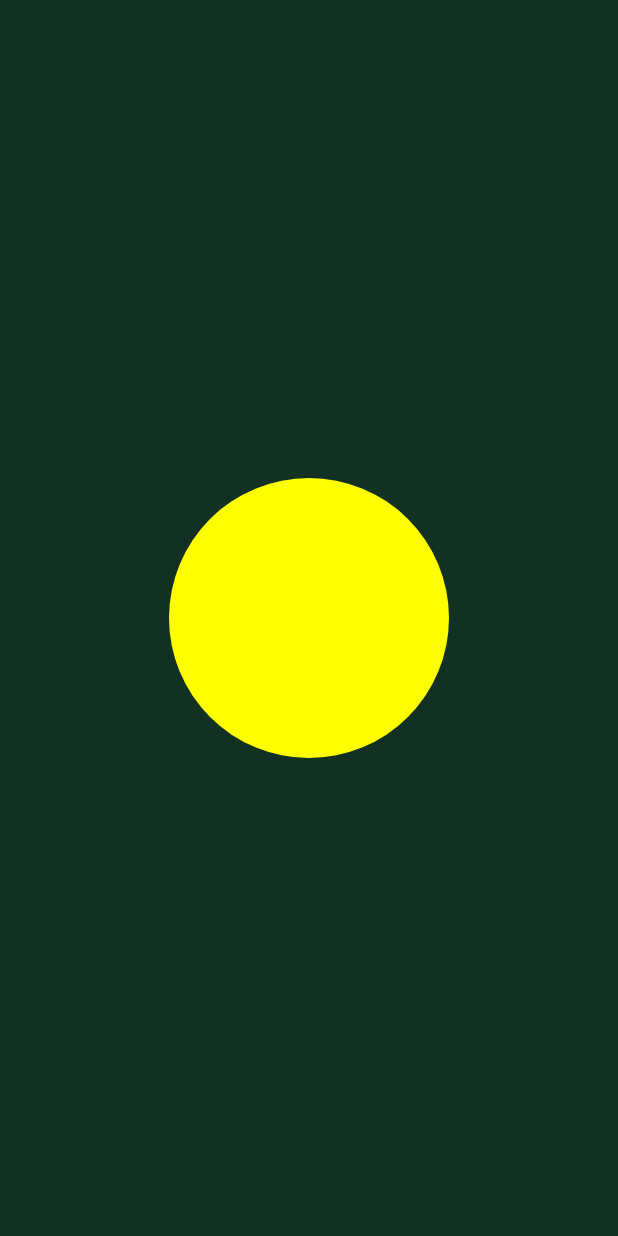
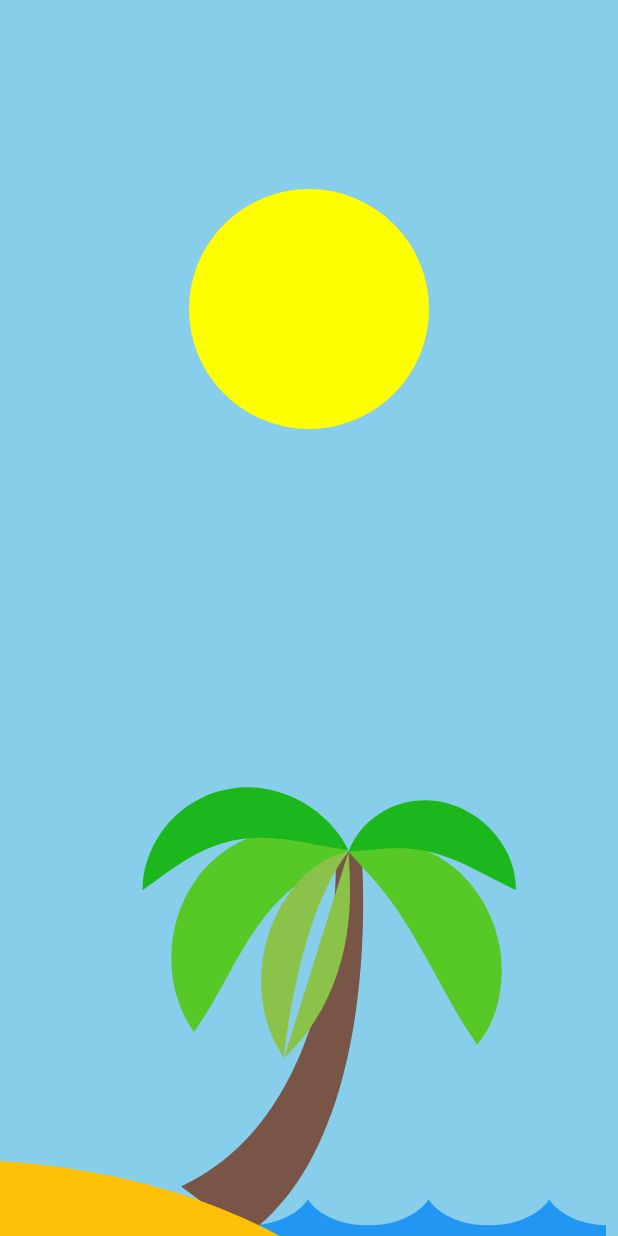
Before and after one commit to Ali0092/Compose-Art, an Android app built with Jetpack Compose: the screen it shows after launch (MainActivity), on a phone screen of 412 x 824 dp. Run offline under Robolectric (Android 15) with nearby library versions, the phone set to English and light mode, and no system bars.

Commit message:
added day and night colors

```diff
--- a/app/src/main/java/com/example/compose_art/MainActivity.kt
+++ b/app/src/main/java/com/example/compose_art/MainActivity.kt
@@ -7,15 +7,9 @@ import androidx.activity.compose.setContent
 import androidx.activity.enableEdgeToEdge
 import androidx.compose.animation.animateColorAsState
 import androidx.compose.animation.core.Animatable
-import androidx.compose.animation.core.EaseInBounce
-import androidx.compose.animation.core.EaseInElastic
 import androidx.compose.animation.core.EaseInOut
-import androidx.compose.animation.core.EaseInOutBounce
-import androidx.compose.animation.core.EaseInSine
-import androidx.compose.animation.core.FastOutSlowInEasing
 import androidx.compose.animation.core.LinearEasing
 import androidx.compose.animation.core.RepeatMode
-import androidx.compose.animation.core.animateDpAsState
 import androidx.compose.animation.core.animateFloat
 import androidx.compose.animation.core.animateFloatAsState
 import androidx.compose.animation.core.infiniteRepeatable
@@ -25,8 +19,13 @@ import androidx.compose.foundation.Canvas
 import androidx.compose.foundation.Image
 import androidx.compose.foundation.background
 import androidx.compose.foundation.clickable
+import androidx.compose.foundation.layout.Arrangement
 import androidx.compose.foundation.layout.Box
+import androidx.compose.foundation.layout.Column
 import androidx.compose.foundation.layout.fillMaxSize
+import androidx.compose.foundation.layout.fillMaxWidth
+import androidx.compose.foundation.layout.height
+import androidx.compose.foundation.layout.offset
 import androidx.compose.foundation.layout.size
 import androidx.compose.runtime.Composable
 import androidx.compose.runtime.getValue
@@ -36,6 +35,7 @@ import androidx.compose.runtime.rememberCoroutineScope
 import androidx.compose.runtime.setValue
 import androidx.compose.ui.Alignment
 import androidx.compose.ui.Modifier
+import androidx.compose.ui.draw.alpha
 import androidx.compose.ui.geometry.CornerRadius
 import androidx.compose.ui.geometry.Offset
 import androidx.compose.ui.geometry.Size
@@ -53,6 +53,8 @@ import androidx.compose.ui.graphics.vector.Group
 import androidx.compose.ui.graphics.vector.Path
 import androidx.compose.ui.graphics.vector.PathParser
 import androidx.compose.ui.graphics.vector.rememberVectorPainter
+import androidx.compose.ui.layout.ContentScale
+import androidx.compose.ui.res.painterResource
 import androidx.compose.ui.unit.dp
 import com.example.compose_art.AndroidRobot.body
 import com.example.compose_art.JellyFishPaths.bubble1
@@ -83,15 +85,35 @@ import com.example.compose_art.ui.theme.ComposeArtTheme
 import kotlinx.coroutines.coroutineScope
 import kotlinx.coroutines.launch
 
-
-val radialGradient = object : ShaderBrush() {
+val dayGradient = object : ShaderBrush() {
     override fun createShader(size: Size): Shader {
         val biggerDimension = maxOf(size.height, size.width)
         return RadialGradientShader(
-            colors = listOf( Color(0xFF232323),Color(0xFF747475)),
+            colors = listOf(Color(0xFF87CEEB), Color(0xFFADD8E6), Color(0xFFFFFFFF)),
             center = size.center,
             radius = biggerDimension / 2f,
-            colorStops = listOf(0f, 0.95f)
+        )
+    }
+}
+
+val nightGradient = object : ShaderBrush() {
+    override fun createShader(size: Size): Shader {
+        val biggerDimension = maxOf(size.height, size.width)
+        return RadialGradientShader(
+            colors = listOf(Color(0xFF0D1B2A), Color(0xFF1B263B), Color(0xFF415A77)),
+            center = size.center,
+            radius = biggerDimension / 2f,
+        )
+    }
+}
+
+val moonGradient = object : ShaderBrush() {
+    override fun createShader(size: Size): Shader {
+        val biggerDimension = maxOf(size.height, size.width)
+        return RadialGradientShader(
+            colors = listOf(Color(0xFF0D1B2A), Color(0xFF1B263B), Color(0xFF415A77)),
+            center = size.center,
+            radius = biggerDimension / 2f,
         )
     }
 }
@@ -102,39 +124,90 @@ class MainActivity : ComponentActivity() {
         enableEdgeToEdge()
         setContent {
             ComposeArtTheme {
-                MyCanvas(modifier = Modifier.fillMaxSize())
+                BeachScene()
+//                MyCanvas()
             }
         }
     }
 }
 
+object BeachScenePaths {
+    val body =
+        PathParser().parsePathString(pathData = "M320,768c277.3,-128 256,-554.7 256,-554.7h42.7s42.7,469.4 -189.7,635.4L320,768z")
+            .toNodes()
+    val leftArm =
+        PathParser().parsePathString(pathData = "M256,277.3c-0.5,-38.6 15,-77.3 40,-107.8 25,-30.3 63.1,-53.8 105.4,-60.6 42.2,-7.1 84.8,2.7 118.4,21.6 33.7,19.2 60.6,46.1 77.6,80.4 -37.8,-5.5 -70.1,-13.3 -100.3,-17.3 -30.1,-4.2 -56.9,-4.6 -81.8,-0.5s-49.5,12.8 -75.6,27C313.5,234.4 286.8,255.3 256,277.3zM874.7,277.3l-74.4,-37.8c-21.9,-10.8 -41.6,-18.8 -60.5,-23.9 -18.9,-5.1 -37.5,-7.9 -60.6,-7.9C656.1,207.6 629.9,211.2 597.3,213.3c11.3,-30.6 33.6,-54.6 63.3,-70 29.5,-15.3 67.8,-19.7 101.7,-9.9 34.2,9.4 62.5,30.6 81.8,55.7 19.1,25.5 31.4,55.2 30.5,88.1z")
+            .toNodes()
+    val head =
+        PathParser().parsePathString(pathData = "M597.3,213.3c-40,21.9 -69.6,41.1 -93.1,60.6 -23.4,19.5 -39.4,38.2 -55.1,59.7 -15.6,21.5 -30.8,46.9 -47.3,76.9C384.9,440.4 368.1,474.3 341.3,512c-26.6,-37.9 -37.5,-79.9 -37.6,-123.8 0.3,-43.5 12.9,-90.2 42,-130 28.5,-40 74.6,-69.6 121.7,-77.5C514.5,172.8 562.3,182.3 597.3,213.3zM810.7,533.3c-24.8,-36 -41.7,-66.4 -57.6,-94.9a3325.9,3325.9 0,0 0,-42.8 -76.9c-13.7,-23.3 -26.5,-44.6 -43.8,-67.8C649.5,270.1 627.2,246 597.3,213.3c39.4,-20 84.7,-19.2 125.9,-2.8 41.2,16.4 76.4,49 97.8,86.8a228.7,228.7 0,0 1,30.2 120.6c-1.8,40.6 -12.4,80.9 -40.6,115.3z")
+            .toNodes()
+    val leftArmCover =
+        PathParser().parsePathString(pathData = "M1130,789.4s-25,42.7 -100,42.7 -100,-42.7 -100,-42.7 -25,42.7 -100,42.7 -100,-42.7 -100,-42.7 -25,42.7 -100,42.7 -100,-42.7 -100,-42.7 -25,42.7 -100,42.7 -100,-42.7 -100,-42.7 -25,42.7 -100,42.7v95.4h1000v-150z")
+            .toNodes()
+    val rightArm =
+        PathParser().parsePathString(pathData = "M10.7,917.3l576,0s-192,-170.7 -576,-192V917.3z")
+            .toNodes()
+    val rightArmCover =
+        PathParser().parsePathString(pathData = "M597.3,213.3c-85.3,106.7 -106.7,341.3 -106.7,341.3M597.3,213.3c2.5,39.8 3.4,68.7 1.5,97.9a418.1,418.1 0,0 1,-13.6 82.9,368.6 368.6,0 0,1 -32.2,80.3C538.2,501.1 520.2,527.6 490.7,554.7c-23.5,-32.9 -32.4,-66 -36.5,-98.5a255.1,255.1 0,0 1,7.7 -95.9,244.3 244.3,0 0,1 44.7,-88.1c21.8,-26.2 50.9,-51.2 90.8,-58.7z")
+            .toNodes()
+}
+
 @Composable
-fun MyCanvas(modifier: Modifier) {
+fun BeachScene() {
 
+    val vectorPainter = rememberVectorPainter(
+        defaultWidth = 900.dp,
+        defaultHeight = 900.dp,
+        viewportWidth = 1024f,
+        viewportHeight = 1024f,
+        autoMirror = true,
+    ) { _, _ ->
+
+        Group(name = "Robot-Head") {
+            Path(pathData = BeachScenePaths.body, fill = SolidColor(Color(0xff795548)))
+            Path(pathData = BeachScenePaths.head, fill = SolidColor(Color(0xff57C927)))
+            Path(pathData = BeachScenePaths.leftArm, fill = SolidColor(Color(0xff1CB71C)))
+            Path(pathData = BeachScenePaths.rightArmCover, fill = SolidColor(Color(0xff8BC34A)))
+            Path(pathData = BeachScenePaths.leftArmCover, fill = SolidColor(Color(0xff2196F3)))
+            Path(pathData = BeachScenePaths.rightArm, fill = SolidColor(Color(0xffFFC107)))
+        }
+
+    }
     var showState by remember { mutableStateOf(false) }
 
-    Canvas(modifier = modifier.background(color = Color(0xff123123)).clickable { showState=!showState }) {
-//        drawCircle(color = Color.Yellow, radius = 150f)
+    val colorrs by animateColorAsState(
+        targetValue = if(showState) Color.White else Color.Yellow,
+        animationSpec = tween(durationMillis = 1000) // 1-second fade duration
+    )
+
+    Column(modifier = Modifier.fillMaxSize()
+        .background(if(showState) Color(0xFF0D1B2A) else Color(0xFF87CEEB))
+        .clickable { showState = !showState },
+        horizontalAlignment = Alignment.CenterHorizontally) {
+
+        Canvas(modifier = Modifier.weight(1f)) {
             val height = size.height
             val width = size.width
-
             drawCircle(
-            radius = 140f,
-            color = if (showState) Color.White else Color.Yellow
+                radius = 120f, color = colorrs
             )
-
-        if (showState){
+            if (showState) {
                 drawCircle(
                     center = Offset((width / 2) - 40f, (height / 2) - 40f),
-                radius = 140f,
-                color = Color(0xff123123)
+                    radius = 120f,
+                    color =  Color(0xFF0D1B2A) //if (showState) nightGradient else  moonGradient
+                )
+            }
+        }
+        Image(
+            painter = vectorPainter,
+            contentDescription = "Android",
+            modifier = Modifier.weight(1f).offset( x = -8.dp, y=70.dp)
         )
     }
 
+
 }
-}
-
-
 
 object AndroidRobot {
     val body =
@@ -207,7 +280,6 @@ fun AndroidRoboto() {
         autoMirror = true,
     ) { _, _ ->
 
-
         Group(name = "Robot-Head", translationY = headState) {
             Path(pathData = AndroidRobot.head, fill = SolidColor(Color(0xff57C927)))
             Path(pathData = AndroidRobot.headColor, fill = SolidColor(Color(0xff1CB71C)))
@@ -232,7 +304,7 @@ fun AndroidRoboto() {
         .clickable {
             clicked = !clicked
         }
-        .background(radialGradient), contentAlignment = Alignment.Center) {
+        .background(dayGradient), contentAlignment = Alignment.Center) {
         Image(
             painter = vectorPainter,
             contentDescription = "Android",
@@ -529,8 +601,6 @@ fun JellyfishAnimation() {
             .background(largeRadialGradient))
 }
 
-
-
 @Composable
 fun InstagramLogo(modifier: Modifier = Modifier) {
     Canvas(modifier = modifier.background(color = Color.White)) {
```
Also changed, not shown: app/src/main/res/drawable/beach.xml (added, +25 -0 lines). Lines whose indentation alone changed are shown as unchanged.
